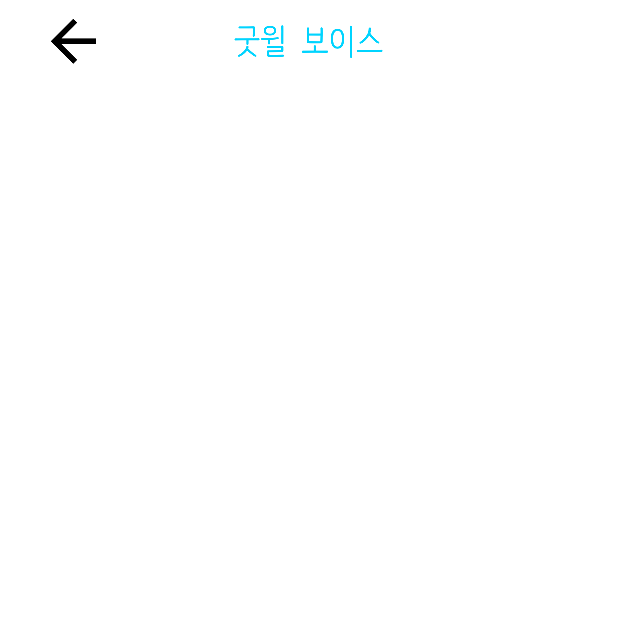
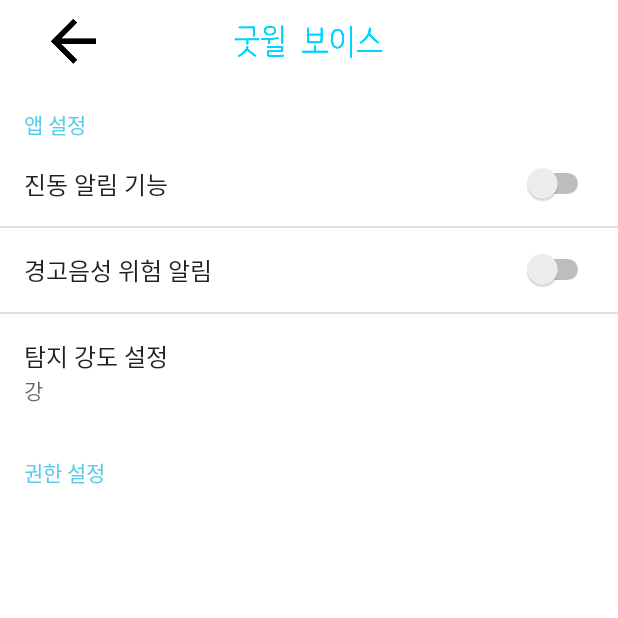
Before and after one commit to eoqkrskfk94/NewPhoneApplication, an Android app: the MenuActivity screen opened directly, with no data from a screen before it, on a phone screen of 412 x 824 dp, the top half of it. Run offline under Robolectric (Android 15) with nearby library versions, the phone set to English and light mode, and no system bars.

Commit message:
fragment menu 기능 추가

```diff
--- a/app/src/main/AndroidManifest.xml
+++ b/app/src/main/AndroidManifest.xml
@@ -5,13 +5,12 @@
     <application
         android:allowBackup="true"
         android:icon="@mipmap/ic_launcher"
-        android:label="  굿윌 보이스"
+        android:label="AI 굿윌 보이스"
         android:roundIcon="@mipmap/ic_launcher_round"
         android:supportsRtl="true"
         android:theme="@style/AppTheme">
         <activity
-            android:name=".MenuActivity"
-            android:theme="@style/Theme.AppCompat.NoActionBar" />
+            android:name=".MenuActivity"/>
         <activity
             android:name=".CallActivity"
             android:theme="@style/Theme.AppCompat.NoActionBar" />
--- /dev/null
+++ b/app/src/main/java/com/mj/newphoneapplication/Fragments/SettingPreferenceFragment.java
@@ -0,0 +1,43 @@
+package com.mj.newphoneapplication.Fragments;
+
+import android.content.SharedPreferences;
+import android.os.Bundle;
+import android.preference.ListPreference;
+import android.preference.PreferenceFragment;
+import android.preference.PreferenceManager;
+import android.preference.SwitchPreference;
+
+import com.mj.newphoneapplication.R;
+
+import javax.annotation.Nullable;
+
+public class SettingPreferenceFragment extends PreferenceFragment {
+
+    SharedPreferences prefs;
+    SwitchPreference vibrationPreference;
+    SwitchPreference voicePreference;
+    ListPreference levelPreference;
+
+    @Override
+    public void onCreate(@Nullable Bundle savedInstanceState){
+        super.onCreate(savedInstanceState);
+        addPreferencesFromResource(R.xml.settings_preference);
+        vibrationPreference = (SwitchPreference) findPreference("vibration_alarm");
+        voicePreference = (SwitchPreference) findPreference("voice_alarm");
+        levelPreference = (ListPreference) findPreference("level_list");
+
+        prefs = PreferenceManager.getDefaultSharedPreferences(getActivity());
+
+//        if(!prefs.getString("voice_alarm","").equals("")){
+//            voicePreference.setSummary(prefs.getString("voice_alarm"));
+//        }
+//
+//
+//        prefs.registerOnSharedPreferenceChangeListener(prefListener);
+
+
+
+    }
+
+
+}
--- a/app/src/main/java/com/mj/newphoneapplication/MainActivity.java
+++ b/app/src/main/java/com/mj/newphoneapplication/MainActivity.java
@@ -83,8 +83,6 @@ public class MainActivity extends AppCompatActivity {
 
                 //액티비티 전환 애니메이션 설정하는 부분
                 overridePendingTransition(R.anim.slide_in_right,R.anim.slide_out_left);
-
-
             }
         });
 
@@ -138,7 +136,7 @@ public class MainActivity extends AppCompatActivity {
             }
         });
 
-
+        //데이터베이스 번호 목록 불러오기
         if(datbaseArray == null){
             datbaseArray = new ArrayList<DatabaseInfo>();
             db.collection("entities")
@@ -164,6 +162,7 @@ public class MainActivity extends AppCompatActivity {
                     });
         }
 
+        //데이터베이스 url 목록 불러오기
         if(urlArray == null){
             urlArray = new ArrayList<UrlInfo>();
             db.collection("banned_urls")
@@ -189,11 +188,17 @@ public class MainActivity extends AppCompatActivity {
                     });
         }
 
+        //연락처 가져오기
+        if(contactArray == null){
+            if (ActivityCompat.checkSelfPermission(this, android.Manifest.permission.READ_CONTACTS)
+                    == PackageManager.PERMISSION_GRANTED) {
+                getContacts();
+            }
+        }
+
 
         //앱 권한 받기 기능
         checkPermission();
-
-
         checkPermissionOverlay();
 
         if(Build.VERSION.SDK_INT >= Build.VERSION_CODES.M) {
@@ -207,13 +212,6 @@ public class MainActivity extends AppCompatActivity {
             }
         }
 
-        //연락처 가져오기
-        if(contactArray == null){
-            if (ActivityCompat.checkSelfPermission(this, android.Manifest.permission.READ_CONTACTS)
-                    == PackageManager.PERMISSION_GRANTED) {
-                getContacts();
-            }
-        }
 
     }
 
@@ -236,10 +234,6 @@ public class MainActivity extends AppCompatActivity {
         System.exit(0);
         android.os.Process.killProcess(android.os.Process.myPid());
     }
-
-
-
-
 
 
     public static MainActivity  getInstace(){
--- a/app/src/main/res/layout/activity_menu.xml
+++ b/app/src/main/res/layout/activity_menu.xml
@@ -45,9 +45,16 @@
 
     </LinearLayout>
 
-
-
-
+    <fragment
+        android:id="@+id/settings_fragment"
+        android:layout_marginTop="?attr/actionBarSize"
+        android:name="com.mj.newphoneapplication.Fragments.SettingPreferenceFragment"
+        android:layout_width="match_parent"
+        android:layout_height="match_parent"
+        app:layout_constraintBottom_toBottomOf="parent"
+        app:layout_constraintLeft_toLeftOf="parent"
+        app:layout_constraintRight_toRightOf="parent"
+        app:layout_constraintTop_toTopOf="parent" />
 
 
 </androidx.constraintlayout.widget.ConstraintLayout>
--- a/app/src/main/res/values/colors.xml
+++ b/app/src/main/res/values/colors.xml
@@ -1,6 +1,6 @@
 <?xml version="1.0" encoding="utf-8"?>
 <resources>
-    <color name="colorPrimary">#57CBE8</color>
-    <color name="colorPrimaryDark">#57CBE8</color>
-    <color name="colorAccent">#03DAC5</color>
+    <color name="colorPrimary">#000000</color>
+    <color name="colorPrimaryDark">#000000</color>
+    <color name="colorAccent">#57CBE8</color>
 </resources>
--- /dev/null
+++ b/app/src/main/res/values/levelArray.xml
@@ -0,0 +1,11 @@
+<?xml version="1.0" encoding="utf-8"?>
+<resources>
+    <string-array name="level">
+
+        <item>약</item>
+        <item>중</item>
+        <item>강</item>
+
+    </string-array>
+
+</resources>
--- a/app/src/main/res/values/styles.xml
+++ b/app/src/main/res/values/styles.xml
@@ -6,6 +6,9 @@
         <item name="colorPrimary">@color/colorPrimaryDark</item>
         <item name="colorPrimaryDark">@color/colorPrimaryDark</item>
         <item name="colorAccent">@color/colorAccent</item>
+        <item name="windowActionBar">false</item>
+        <item name="windowNoTitle">true</item>
+
     </style>
 
 
@@ -14,4 +17,7 @@
         <item name="android:windowBackground">@drawable/splash_background</item>
     </style>
 
+
+
+
 </resources>
--- /dev/null
+++ b/app/src/main/res/xml/settings_preference.xml
@@ -0,0 +1,35 @@
+<?xml version="1.0" encoding="utf-8"?>
+<PreferenceScreen xmlns:android="http://schemas.android.com/apk/res/android"
+    xmlns:tools="http://schemas.android.com/tools">
+
+    <PreferenceCategory android:title="앱 설정">
+
+        <SwitchPreference
+
+            android:defaultValue="true"
+            android:key="vibration_alarm"
+            android:title="진동 알림 기능"
+            tools:text="진동 알림 기능" />
+
+        <SwitchPreference
+            android:defaultValue="true"
+            android:key="voice_alarm"
+            android:title="경고음성 위험 알림" />
+
+        <ListPreference
+            android:entries="@array/level"
+            android:entryValues="@array/level"
+            android:key="level_list"
+            android:summary="강"
+            android:title="탐지 강도 설정" />
+
+
+    </PreferenceCategory>
+
+    <PreferenceCategory android:title="권한 설정">
+
+    </PreferenceCategory>
+
+
+
+</PreferenceScreen>
```
